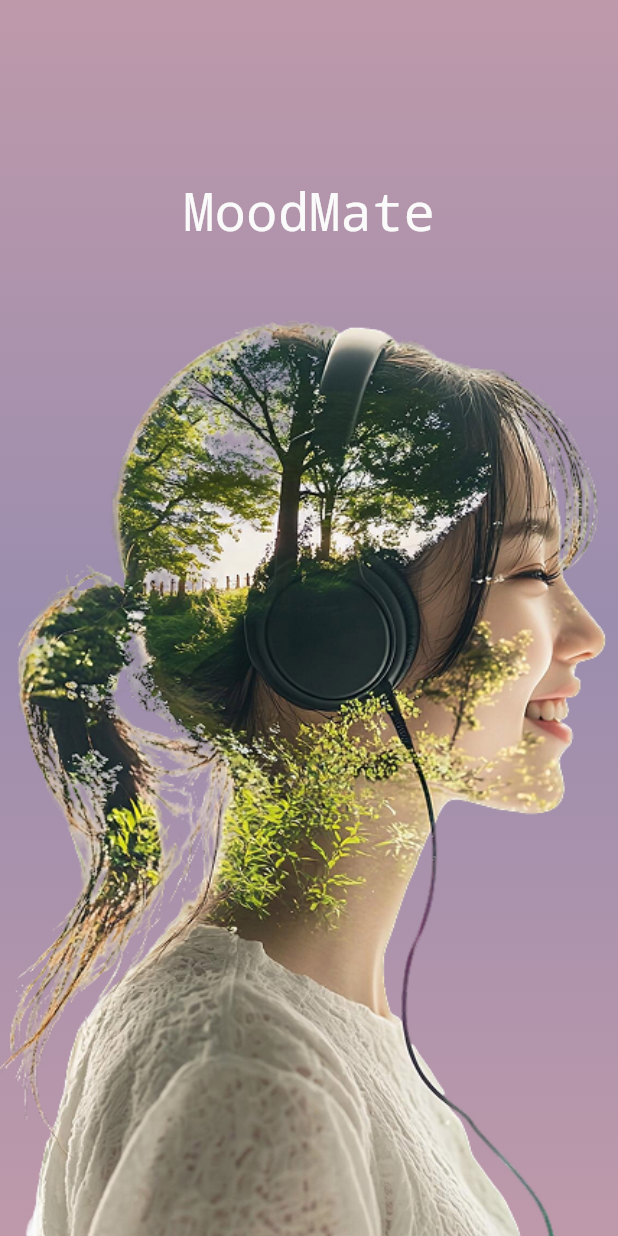
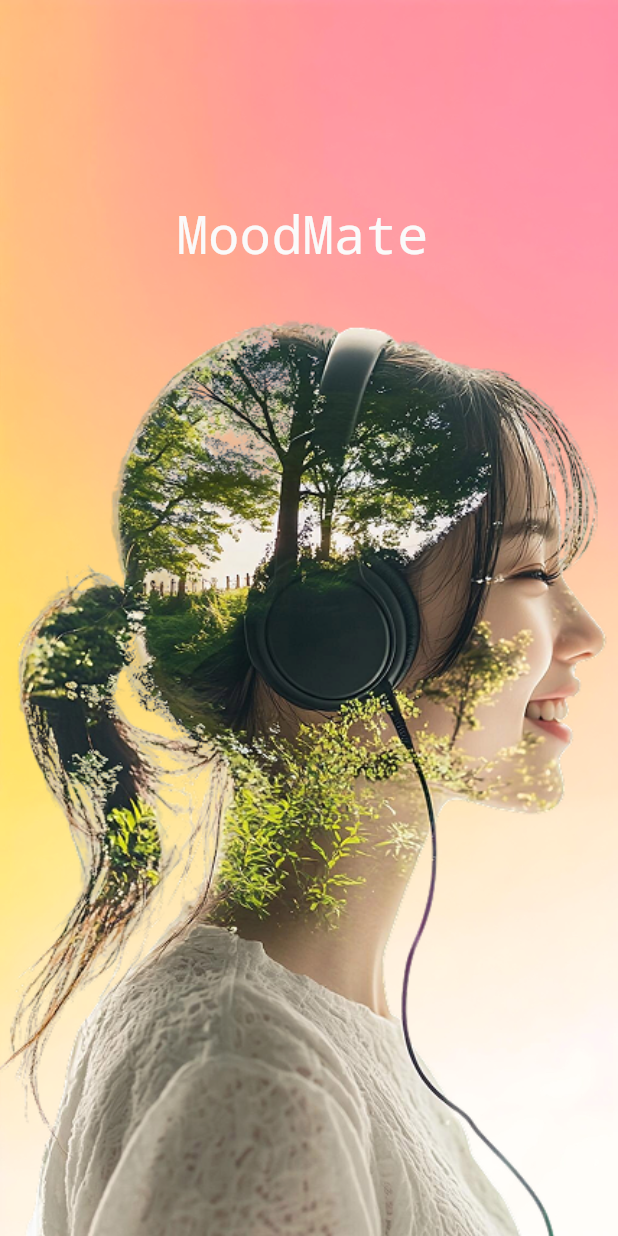
Before and after one commit to AmitCyberbells/moodmate, a Flutter app: the screen it shows after launch, on a phone screen of 412 x 824 dp. Run offline on Flutter 3.47's test engine with Material 3 defaults, Android fonts, the phone set to English and light mode, and no system bars.

Commit message:
second splash screen created

```diff
--- a/lib/main.dart
+++ b/lib/main.dart
@@ -1,4 +1,5 @@
 import 'package:flutter/material.dart';
+import 'package:moodmate/presentation/screens/splash/second_splash_page.dart';
 import 'package:moodmate/presentation/screens/splash/splash_page.dart';
 
 void main() {
@@ -15,7 +16,7 @@ class MyApp extends StatelessWidget {
       theme: ThemeData(
         colorScheme: ColorScheme.fromSeed(seedColor: Colors.deepPurple),
       ),
-      home: SplashPage(),
+      home: SecondSplashPage(),
     );
   }
 }
--- /dev/null
+++ b/lib/presentation/screens/splash/second_splash_page.dart
@@ -0,0 +1,45 @@
+import 'package:flutter/material.dart';
+import 'package:moodmate/core/constants/colors.dart';
+
+class SecondSplashPage extends StatelessWidget {
+  const SecondSplashPage({super.key});
+
+  @override
+  Widget build(BuildContext context) {
+    final size = MediaQuery.of(context).size;
+    return Stack(
+      children: [
+        Positioned(
+          height: size.height,
+          child: Image.asset(
+            "assets/images/splash_bg.png",
+            fit: BoxFit.fitHeight,
+          ),
+        ),
+
+        Positioned(
+          top: size.height / 6,
+          left: size.width / 3.5,
+          child: Text(
+            "MoodMate",
+            style: TextStyle(
+              fontSize: 35,
+              color: softWarmWhite,
+              fontWeight: FontWeight.w400,
+              decoration: TextDecoration.none,
+            ),
+          ),
+        ),
+
+        Positioned(
+          width: size.width,
+          bottom: 0,
+          child: Image.asset(
+            "assets/images/splash_image.png",
+            fit: BoxFit.fitWidth,
+          ),
+        ),
+      ],
+    );
+  }
+}
```
Also changed, not shown: assets/images/splash_bg.png (added).
